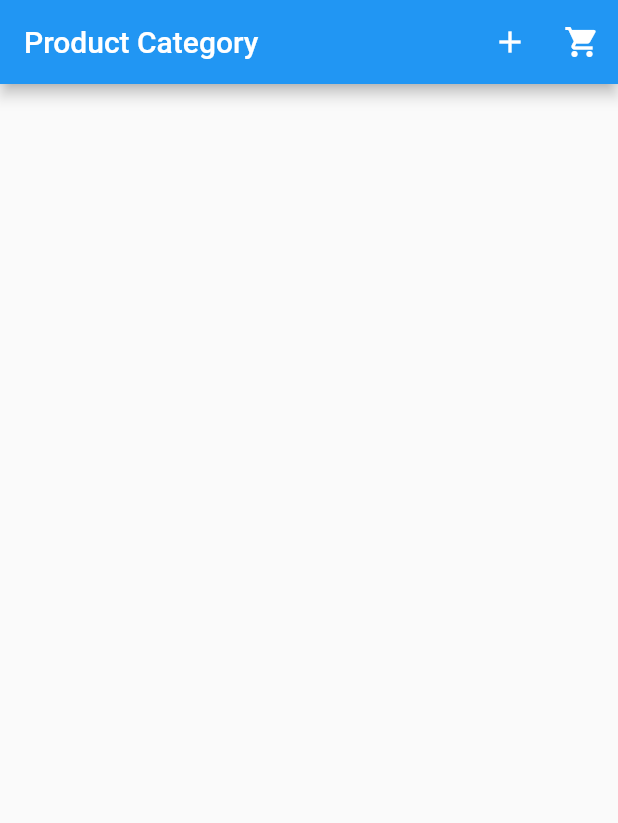
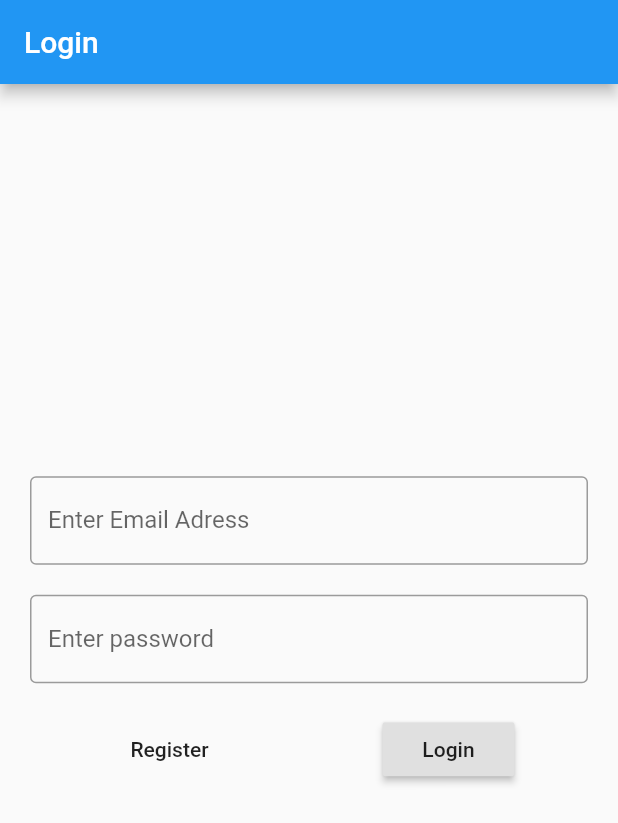
Before and after one commit to naimulNoor/flutter_101, a Flutter app: the screen it shows after launch, on a phone screen of 412 x 824 dp. Shown: the top 823 px of the screen. Run offline on Flutter 3.47's test engine with Material 2 defaults, Android fonts, the light colour scheme and no system bars; our stand-ins replace firebase_auth, image_picker, sqflite; accounts and stored records are empty.

Commit message:
login register done

```diff
--- /dev/null
+++ b/lib/firebaseHelper/auth_helper.dart
@@ -0,0 +1,33 @@
+import 'package:firebase_auth/firebase_auth.dart';
+
+class AuthenticaitonHelper{
+  static final FirebaseAuth _auth=FirebaseAuth.instance;
+
+  static Future<FirebaseUser> get user async {
+    return await _auth.currentUser();
+  }
+
+  static Future<String> login(String email,String pass)async{
+    final authResult= await _auth.signInWithEmailAndPassword(email: email, password: pass);
+    return authResult.user.uid;
+  }
+
+  static Future<String> Register(String email,String pass)async{
+    final authResult= await _auth.createUserWithEmailAndPassword(email: email, password: pass);
+    return authResult.user.uid;
+  }
+
+  static Future <bool> isEmailVerified() async{
+    final user= await _auth.currentUser();
+    return user.isEmailVerified;
+  }
+  static Future SendVarificationREmail() async{
+    final user= await _auth.currentUser();
+    user.sendEmailVerification();
+  }
+
+
+  static Future lgoout() async{
+    return _auth.signOut();
+  }
+}
--- a/lib/main.dart
+++ b/lib/main.dart
@@ -1,5 +1,6 @@
 
 import 'package:awsome_app/pages/home_page.dart';
+import 'package:awsome_app/pages/lancher_page.dart';
 import 'package:awsome_app/providers/cart_provider.dart';
 import 'package:flutter/material.dart';
 import 'package:provider/provider.dart';
@@ -24,7 +25,7 @@ class MyApp extends StatelessWidget {
           primarySwatch: Colors.blue,
           visualDensity: VisualDensity.adaptivePlatformDensity,
         ),
-        home: HomePage(),
+        home: LauncherPage(),
       ),
     );
   }
--- /dev/null
+++ b/lib/pages/login_page.dart
@@ -0,0 +1,128 @@
+import 'package:awsome_app/firebaseHelper/auth_helper.dart';
+import 'package:flutter/cupertino.dart';
+import 'package:flutter/material.dart';
+
+import 'home_page.dart';
+
+class LoginPage extends StatefulWidget {
+  @override
+  _LoginPageState createState() => _LoginPageState();
+}
+
+class _LoginPageState extends State<LoginPage> {
+  String email,pass;
+  String _errorTXT='';
+  bool isLogin=true;
+  String uid;
+  final _formKey=GlobalKey<FormState>();
+
+  void _authenticate()async{
+    if(_formKey.currentState.validate()){
+      _formKey.currentState.save();
+    }
+
+    try{
+      if(isLogin){
+        //login
+        uid=await AuthenticaitonHelper.login(email, pass);
+
+      }else{
+        //register
+        uid=await AuthenticaitonHelper.Register(email, pass);
+      }
+      if(uid!=null){
+        _errorTXT='SucessFull';
+        Navigator.of(context).pushReplacement(MaterialPageRoute(builder: (context)=>HomePage()));
+      }
+
+    }
+    catch(error){
+      setState(() {
+        _errorTXT=error.message;
+      });
+    }
+
+  }
+
+  @override
+  Widget build(BuildContext context) {
+    return Scaffold(
+      appBar: AppBar(title: Text("Login"),),
+      body: SafeArea(
+        child: Container(
+          child: Center(
+            child: Padding(
+              padding: const EdgeInsets.all(20.0),
+              child: Form(
+                key: _formKey,
+                child: Column(
+                  mainAxisSize: MainAxisSize.min,
+                  children: [
+                    TextFormField(
+                      keyboardType: TextInputType.emailAddress,
+                      decoration: InputDecoration(
+                        labelText: 'Enter Email Adress',
+                        border: OutlineInputBorder(),
+                      ),
+                      validator: (value){
+                        if(value.isEmpty){
+                            return 'Please Provide an Email Adress';
+                          }
+                        return null;
+                        },
+                      onSaved: (value){
+                        email=value;
+
+                      },
+
+                    ),
+                SizedBox(height: 20,),
+                TextFormField(
+                  obscureText: true,
+                  decoration: InputDecoration(
+                    labelText: 'Enter password ',
+                    border: OutlineInputBorder(),
+                  ),
+                  validator: (value){
+                    if(value.isEmpty){
+                      return 'Please Provide an Password';
+                    }
+                    return null;
+                  },
+                  onSaved: (value){
+                    pass=value;
+
+                  },
+                ),
+                    SizedBox(height: 20,),
+                    Row(
+                      mainAxisAlignment: MainAxisAlignment.spaceAround,
+                      children: [
+                      FlatButton(
+                        child: Text("Register"),
+                        onPressed: (){
+                          setState(() {
+                            isLogin=false;
+                          });
+                          _authenticate();
+                        },
+                      ),
+                      RaisedButton(
+                        child: Text("Login"),
+                        onPressed: (){
+                          _authenticate();
+                        },
+                      )
+                    ],),
+                    SizedBox(height: 20,),
+                    Text(_errorTXT,style: TextStyle(fontSize: 16,color: Colors.red),)
+                  ],
+                ),
+              ),
+            ),
+          ),
+        ),
+      ),
+    );
+  }
+}
--- a/pubspec.yaml
+++ b/pubspec.yaml
@@ -28,6 +28,11 @@ dependencies:
   cupertino_icons: ^0.1.3
   sqflite: ^1.3.0
   provider: ^4.3.1
+  firebase_auth: ^0.16.1
+  cloud_firestore: ^0.13.7
+  firebase_storage: ^3.1.6
+  firebase_core: ^0.4.5
+
 
 dev_dependencies:
   flutter_test:
```
Also changed, not shown: lib/pages/home_page.dart (+15 -0 lines), lib/pages/lancher_page.dart (added, +39 -0 lines), lib/firebaseHelper/firebase_auth.dart (added), pubspec.lock, 7 other files.
